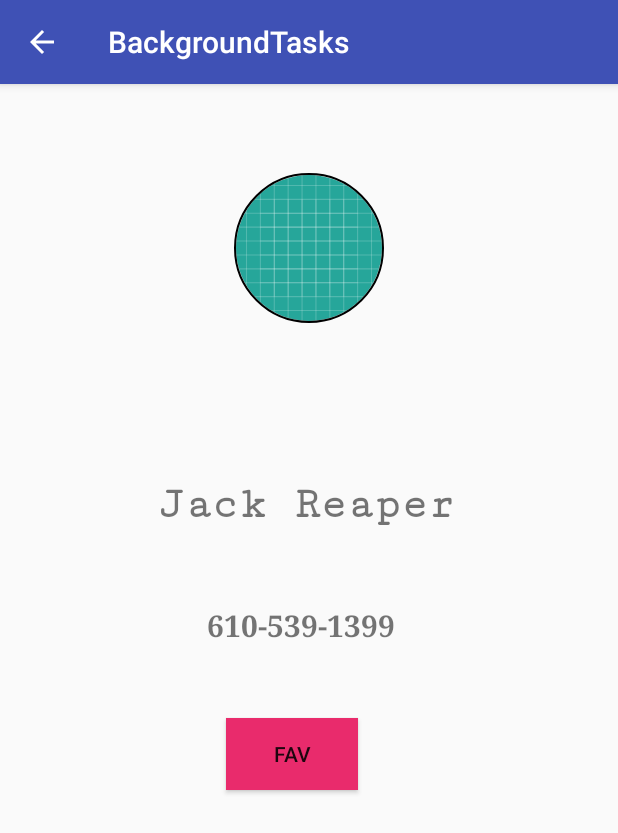
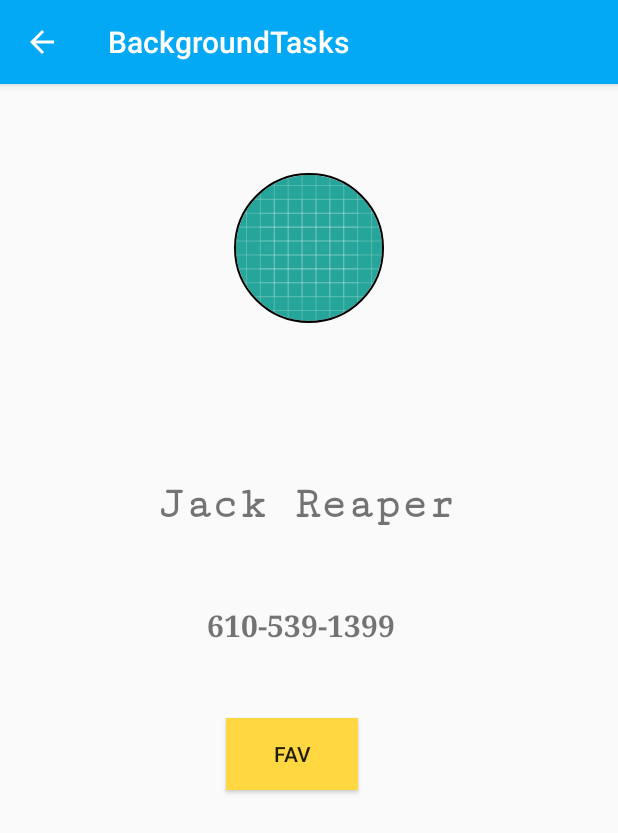
Before and after one commit to natansh25/BgTaskBulkInsert, an Android app: the DetailActivity screen opened directly, with no data from a screen before it, on a phone screen of 412 x 824 dp. Shown: the top 833 px of the screen. Run offline under Robolectric (Android 15) with nearby library versions, the light colour scheme and no system bars; our stand-ins replace CircleImageView, Picasso; pictures from the network do not load.

Commit message:
land layout
touch selector

```diff
--- /dev/null
+++ b/app/src/main/res/drawable/list_item_selector.xml
@@ -0,0 +1,13 @@
+<?xml version="1.0" encoding="utf-8"?>
+<selector xmlns:android="http://schemas.android.com/apk/res/android">
+
+
+    <item android:drawable="@color/colorPrimaryDark" android:state_pressed="true" />
+
+    <item android:drawable="@color/colorPrimaryDark" android:state_activated="true" />
+
+    <item android:drawable="@color/colorPrimaryDark" android:state_selected="true" />
+
+    <item android:drawable="@color/white" />
+
+</selector>
--- /dev/null
+++ b/app/src/main/res/layout-sw600dp/activity_detail.xml
@@ -0,0 +1,60 @@
+<?xml version="1.0" encoding="utf-8"?>
+<android.support.constraint.ConstraintLayout xmlns:android="http://schemas.android.com/apk/res/android"
+    xmlns:app="http://schemas.android.com/apk/res-auto"
+    xmlns:tools="http://schemas.android.com/tools"
+    android:layout_width="match_parent"
+    android:layout_height="match_parent"
+    tools:context="com.example.natan.backgroundtasks.DetailActivity">
+
+
+    <de.hdodenhof.circleimageview.CircleImageView
+        android:id="@+id/img_detail"
+        android:layout_width="100dp"
+        android:layout_height="100dp"
+        android:layout_marginTop="59dp"
+        android:src="@drawable/ic_launcher_background"
+        app:civ_border_color="#FF000000"
+        app:civ_border_width="1.5dp"
+        app:layout_constraintEnd_toEndOf="parent"
+        app:layout_constraintStart_toStartOf="parent"
+        app:layout_constraintTop_toTopOf="parent" />
+
+    <TextView
+        android:id="@+id/txt_detail_name"
+        android:layout_width="wrap_content"
+        android:layout_height="wrap_content"
+        android:layout_marginEnd="8dp"
+        android:layout_marginTop="104dp"
+        android:text="Jack Reaper"
+
+        app:layout_constraintEnd_toEndOf="@+id/img_detail"
+        app:layout_constraintHorizontal_bias="0.48"
+        app:layout_constraintStart_toStartOf="@+id/img_detail"
+        app:layout_constraintTop_toBottomOf="@+id/img_detail" />
+
+    <TextView
+        android:id="@+id/txt_detail_number"
+        android:layout_width="wrap_content"
+        android:layout_height="wrap_content"
+        android:layout_marginEnd="8dp"
+        android:layout_marginTop="50dp"
+        android:text="610-539-1399"
+        app:layout_constraintEnd_toEndOf="@+id/txt_detail_name"
+        app:layout_constraintStart_toStartOf="@+id/txt_detail_name"
+        app:layout_constraintTop_toBottomOf="@+id/txt_detail_name" />
+
+    <Button
+        android:id="@+id/btn_fav"
+        android:layout_width="wrap_content"
+        android:layout_height="wrap_content"
+        android:layout_marginEnd="8dp"
+        android:layout_marginTop="48dp"
+        android:background="@color/colorAccent"
+        android:onClick="addToFav"
+        android:text="FAV"
+        app:layout_constraintEnd_toEndOf="@+id/txt_detail_number"
+        app:layout_constraintHorizontal_bias="0.423"
+        app:layout_constraintStart_toStartOf="@+id/txt_detail_number"
+        app:layout_constraintTop_toBottomOf="@+id/txt_detail_number" />
+
+</android.support.constraint.ConstraintLayout>
--- a/app/src/main/res/layout/item_list.xml
+++ b/app/src/main/res/layout/item_list.xml
@@ -3,6 +3,7 @@
     xmlns:app="http://schemas.android.com/apk/res-auto"
     xmlns:tools="http://schemas.android.com/tools"
     android:layout_width="match_parent"
+    android:background="@drawable/list_item_selector"
     android:layout_height="wrap_content">
 
     <android.support.constraint.Guideline
@@ -36,10 +37,10 @@
         android:layout_height="wrap_content"
         android:layout_marginBottom="8dp"
         android:layout_marginEnd="32dp"
+        android:text="Natansh Pandya"
+        android:textStyle="bold"
+        android:textSize="20sp"
         android:fontFamily="serif-monospace"
-        android:text="Natansh Pandya"
-        android:textSize="20sp"
-        android:textStyle="bold"
         app:layout_constraintBottom_toBottomOf="@+id/img_profile"
         app:layout_constraintEnd_toStartOf="@+id/guideline2"
         app:layout_constraintTop_toTopOf="@+id/img_profile"
--- a/app/src/main/res/values/colors.xml
+++ b/app/src/main/res/values/colors.xml
@@ -1,6 +1,7 @@
 <?xml version="1.0" encoding="utf-8"?>
 <resources>
-    <color name="colorPrimary">#3F51B5</color>
-    <color name="colorPrimaryDark">#303F9F</color>
-    <color name="colorAccent">#e92b6c</color>
+    <color name="colorPrimary">#03A9F4</color>
+    <color name="colorPrimaryDark">#0288D1</color>
+    <color name="colorAccent">#FFD740</color>
+    <color name="white">#FFFFFF</color>
 </resources>
--- a/app/src/main/res/values/styles.xml
+++ b/app/src/main/res/values/styles.xml
@@ -9,5 +9,4 @@
         <item name="preferenceTheme">@style/PreferenceThemeOverlay</item>
     </style>
 
-
 </resources>
```
Also changed, not shown: app/src/main/java/com/example/natan/backgroundtasks/AsyncTaskLoader/MainActivityAsyncLoader.java (line endings or trailing spaces).
